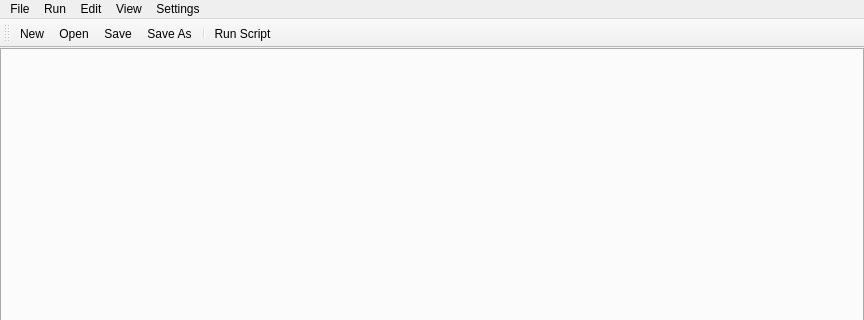
First picture: the form in Plugins/GUI/x4c_gui_layout.ui, repository bvbohnen/X4_Customizer, before the edit; both pictures show x 0 to 864 and y 0 to 320 of the 864 by 690 pixel window.
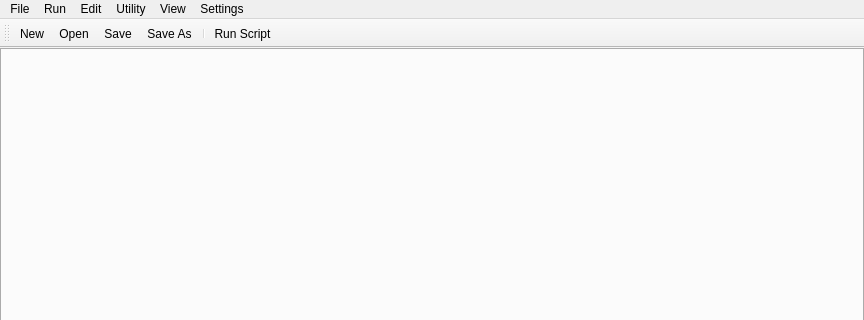
Second picture: the form after the edit.

```diff
--- a/Plugins/GUI/x4c_gui_layout.ui
+++ b/Plugins/GUI/x4c_gui_layout.ui
@@ -103,9 +103,16 @@
      <string>Edit</string>
     </property>
    </widget>
+   <widget class="QMenu" name="menuUtilities">
+    <property name="title">
+     <string>Utility</string>
+    </property>
+    <addaction name="action_VFS"/>
+   </widget>
    <addaction name="menuFile"/>
    <addaction name="menuRun"/>
    <addaction name="menuEdit"/>
+   <addaction name="menuUtilities"/>
    <addaction name="menuView"/>
    <addaction name="menuSettings"/>
   </widget>
```
Left out of the diff: 10 changed lines with no effect on the pictures.
